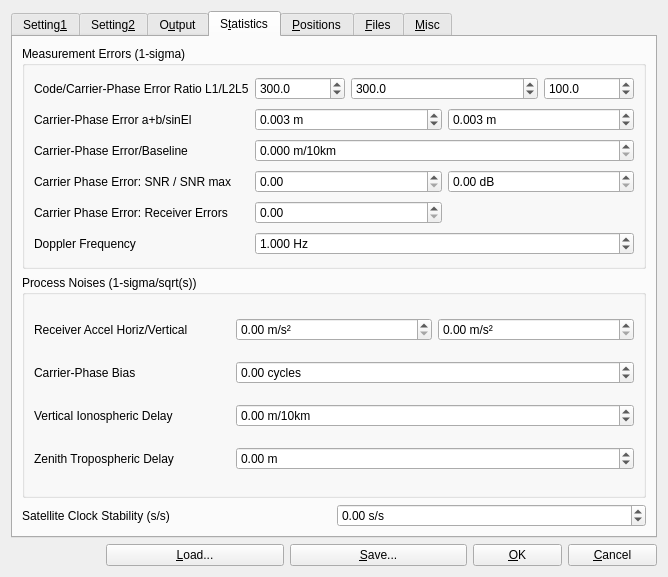
The window that app/qtapp/rtkpost_qt/postopt.ui (lhuisman/myRTKLIB) describes before a commit, drawn with Qt 5.
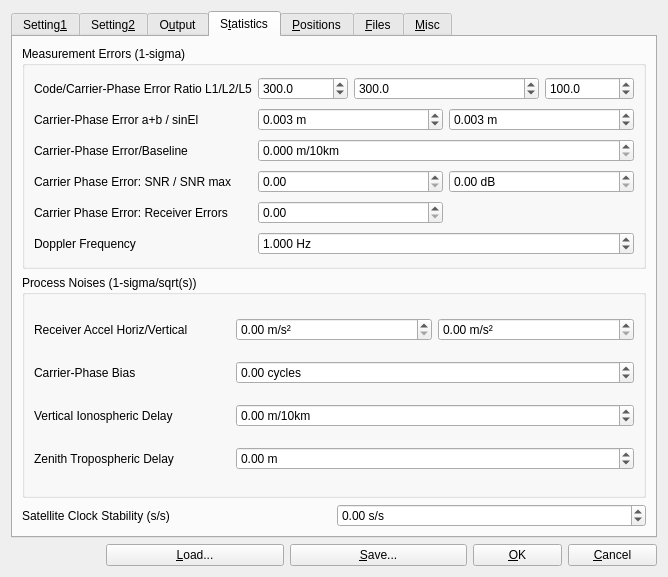
The same window after the commit. The open tabs and pages were chosen to show the change. Icons and pictures are not drawn. Custom widgets are drawn as their Qt base class.

Diff of the .ui file:
```diff
--- a/app/qtapp/rtkpost_qt/postopt.ui
+++ b/app/qtapp/rtkpost_qt/postopt.ui
@@ -1935,7 +1935,7 @@
              <string/>
             </property>
             <property name="text">
-             <string>Code/Carrier-Phase Error Ratio L1/L2L5</string>
+             <string>Code/Carrier-Phase Error Ratio L1/L2/L5</string>
             </property>
            </widget>
           </item>
@@ -1971,7 +1971,7 @@
              <string/>
             </property>
             <property name="text">
-             <string>Carrier-Phase Error a+b/sinEl</string>
+             <string>Carrier-Phase Error a+b / sinEl</string>
             </property>
            </widget>
           </item>
```
Left out of the diff: 2 changed lines with no effect on the pictures.
